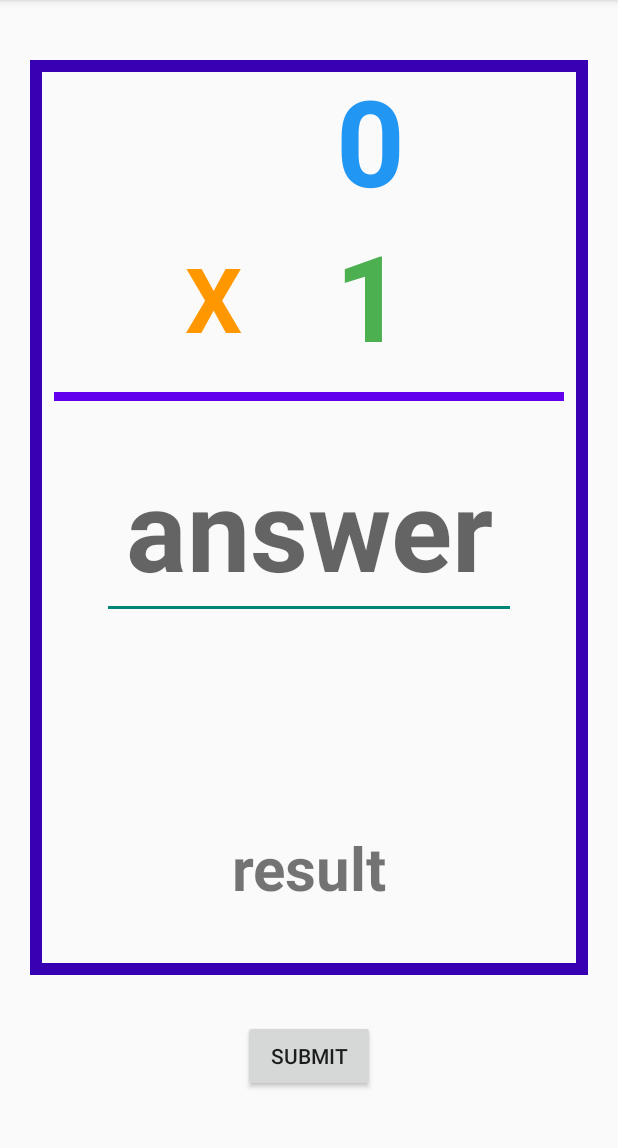
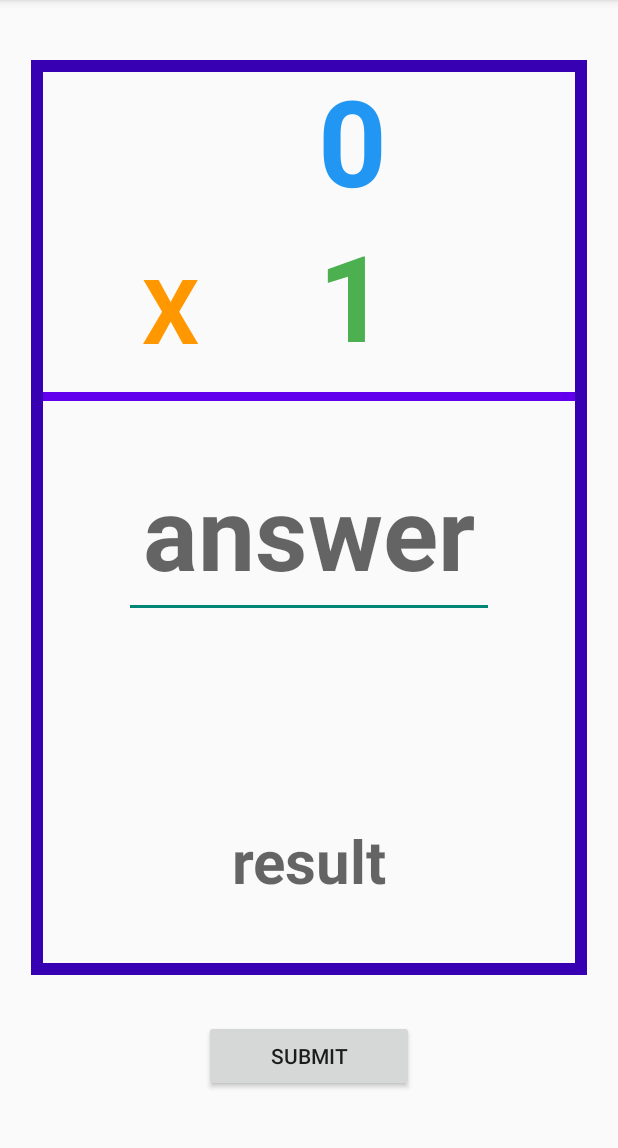
Before and after one commit to jthieme/FlashCardApp, an Android app: the MainActivity screen opened directly, with no data from a screen before it, on a phone screen of 412 x 824 dp, the part 84-1232 px from its top. Run offline under Robolectric (Android 15) with nearby library versions, the phone set to English and light mode, and no system bars; our stand-ins replace Firebase (no records; nobody signed in at launch, a user with empty details on screens opened directly).

Commit message:
Made UI responsive to screen size

```diff
--- a/app/src/main/res/layout/activity_main.xml
+++ b/app/src/main/res/layout/activity_main.xml
@@ -8,88 +8,88 @@
 
     <Button
         android:id="@+id/calculate"
-        android:layout_width="wrap_content"
+        android:layout_width="140dp"
         android:layout_height="wrap_content"
         android:layout_marginTop="30dp"
         android:layout_marginBottom="40dp"
         android:text="submit"
         app:layout_constraintBottom_toBottomOf="parent"
-        app:layout_constraintEnd_toEndOf="parent"
-        app:layout_constraintStart_toStartOf="parent"
+        app:layout_constraintLeft_toRightOf="@id/main_centerLeft"
+        app:layout_constraintRight_toLeftOf="@id/main_centerRight"
         app:layout_constraintTop_toBottomOf="@+id/border" />
 
     <TextView
         android:id="@+id/topNum"
-        android:layout_width="146dp"
+        android:layout_width="0dp"
         android:layout_height="98dp"
-        android:layout_marginEnd="92dp"
         android:text="11"
         android:textAlignment="center"
         android:textColor="#2196F3"
         android:textSize="80dp"
         android:textStyle="bold"
         app:layout_constraintBottom_toTopOf="@+id/bottomNum"
-        app:layout_constraintEnd_toEndOf="parent"
+        app:layout_constraintRight_toLeftOf="@id/main_numRight"
+        app:layout_constraintLeft_toRightOf="@id/main_numLeft"
         app:layout_constraintTop_toTopOf="@+id/border" />
 
     <TextView
 
         android:id="@+id/bottomNum"
-        android:layout_width="124dp"
+        android:layout_width="0dp"
         android:layout_height="106dp"
         android:layout_marginTop="5dp"
-        android:layout_marginEnd="104dp"
         android:text="22"
         android:textAlignment="center"
         android:textColor="#4CAF50"
         android:textSize="80dp"
         android:textStyle="bold"
         app:layout_constraintBottom_toTopOf="@+id/view"
-        app:layout_constraintEnd_toEndOf="parent"
+        app:layout_constraintRight_toLeftOf="@id/main_numRight"
+        app:layout_constraintLeft_toRightOf="@id/main_numLeft"
         app:layout_constraintTop_toBottomOf="@+id/topNum" />
 
     <TextView
         android:id="@+id/operand"
-        android:layout_width="84dp"
+        android:layout_width="0dp"
         android:layout_height="77dp"
-        android:layout_marginTop="20dp"
+        android:layout_marginTop="165dp"
         android:text="X"
         android:textAlignment="center"
         android:textAllCaps="false"
         android:textColor="#FF9800"
         android:textSize="60dp"
         android:textStyle="bold"
-        app:layout_constraintEnd_toStartOf="@+id/bottomNum"
+        app:layout_constraintRight_toLeftOf="@id/main_operandRight"
         app:layout_constraintHorizontal_bias="1.0"
-        app:layout_constraintStart_toStartOf="parent"
-        app:layout_constraintTop_toBottomOf="@+id/topNum" />
+        app:layout_constraintLeft_toRightOf="@id/main_centerLeftDivider"
+        app:layout_constraintTop_toTopOf="parent" />
 
     <EditText
         android:id="@+id/enterAnswer"
-        android:layout_width="276dp"
+        android:layout_width="0dp"
         android:layout_height="115dp"
         android:layout_marginTop="5dp"
         android:ems="10"
         android:hint="answer"
         android:inputType="numberSigned|number"
         android:textAlignment="center"
-        android:textSize="75sp"
+        android:textSize="68sp"
         android:textStyle="bold"
         app:layout_constraintBottom_toTopOf="@+id/result"
-        app:layout_constraintEnd_toEndOf="@+id/border"
-        app:layout_constraintStart_toStartOf="@+id/border"
+        app:layout_constraintRight_toLeftOf="@id/main_centerRightDivider"
+        app:layout_constraintLeft_toRightOf="@id/main_centerLeftDivider"
         app:layout_constraintTop_toBottomOf="@id/view"
         app:layout_constraintVertical_bias="0.153"
         tools:ignore="TouchTargetSizeCheck" />
 
     <View
         android:id="@+id/view"
-        android:layout_width="340dp"
+        android:layout_width="0dp"
         android:layout_height="6dp"
         android:layout_marginTop="12dp"
         android:background="@color/design_default_color_primary"
-        app:layout_constraintEnd_toEndOf="@+id/border"
-        app:layout_constraintStart_toStartOf="@+id/border"
+        app:layout_constraintLeft_toRightOf="@+id/main_centerLeft"
+        app:layout_constraintRight_toLeftOf="@+id/main_centerRight"
         app:layout_constraintTop_toBottomOf="@+id/bottomNum" />
 
     <TextView
@@ -97,31 +97,78 @@
         android:layout_width="0dp"
         android:layout_height="0dp"
         android:layout_gravity="center"
-        android:layout_marginStart="20dp"
         android:layout_marginTop="40dp"
-        android:layout_marginEnd="20dp"
         android:background="@drawable/textview_border"
         android:text=" "
         app:layout_constraintBottom_toTopOf="@+id/calculate"
-        app:layout_constraintEnd_toEndOf="parent"
-        app:layout_constraintStart_toStartOf="parent"
+        app:layout_constraintLeft_toRightOf="@id/main_centerLeft"
+        app:layout_constraintRight_toLeftOf="@id/main_centerRight"
         app:layout_constraintTop_toTopOf="parent"
         app:layout_constraintVertical_bias="0.0"
         tools:ignore="SpeakableTextPresentCheck" />
 
     <TextView
         android:id="@+id/result"
-        android:layout_width="135dp"
-        android:layout_height="85dp"
+        android:layout_width="0dp"
+        android:layout_height="80dp"
         android:layout_marginTop="40dp"
-        android:layout_marginBottom="20dp"
-        android:text="result"
+        android:layout_marginBottom="30dp"
+        android:hint="result"
         android:textAlignment="center"
         android:textSize="40sp"
         android:textStyle="bold"
         app:layout_constraintBottom_toTopOf="@+id/calculate"
-        app:layout_constraintEnd_toEndOf="@+id/border"
-        app:layout_constraintStart_toStartOf="@+id/border"
+        app:layout_constraintLeft_toRightOf="@id/main_centerLeftDivider"
+        app:layout_constraintRight_toLeftOf="@id/main_centerRightDivider"
         app:layout_constraintTop_toBottomOf="@+id/view"
         app:layout_constraintVertical_bias="0.912" />
+
+    <androidx.constraintlayout.widget.Guideline
+        android:id="@+id/main_centerLeft"
+        android:layout_width="wrap_content"
+        android:layout_height="wrap_content"
+        android:orientation="vertical"
+        app:layout_constraintGuide_percent="0.05" />
+
+    <androidx.constraintlayout.widget.Guideline
+        android:id="@+id/main_centerRight"
+        android:layout_width="wrap_content"
+        android:layout_height="wrap_content"
+        android:orientation="vertical"
+        app:layout_constraintGuide_percent="0.95" />
+
+    <androidx.constraintlayout.widget.Guideline
+        android:id="@+id/main_centerLeftDivider"
+        android:layout_width="wrap_content"
+        android:layout_height="wrap_content"
+        android:orientation="vertical"
+        app:layout_constraintGuide_percent="0.20" />
+
+    <androidx.constraintlayout.widget.Guideline
+        android:id="@+id/main_centerRightDivider"
+        android:layout_width="wrap_content"
+        android:layout_height="wrap_content"
+        android:orientation="vertical"
+        app:layout_constraintGuide_percent="0.80" />
+
+    <androidx.constraintlayout.widget.Guideline
+        android:id="@+id/main_operandRight"
+        android:layout_width="wrap_content"
+        android:layout_height="wrap_content"
+        android:orientation="vertical"
+        app:layout_constraintGuide_percent="0.35" />
+
+    <androidx.constraintlayout.widget.Guideline
+        android:id="@+id/main_numLeft"
+        android:layout_width="wrap_content"
+        android:layout_height="wrap_content"
+        android:orientation="vertical"
+        app:layout_constraintGuide_percent="0.44" />
+
+    <androidx.constraintlayout.widget.Guideline
+        android:id="@+id/main_numRight"
+        android:layout_width="wrap_content"
+        android:layout_height="wrap_content"
+        android:orientation="vertical"
+        app:layout_constraintGuide_percent="0.70" />
 </androidx.constraintlayout.widget.ConstraintLayout>
```
Also changed, not shown: app/src/main/res/layout/activity_new_game.xml (+45 -21 lines), app/src/main/res/layout/activity_open_page.xml (+24 -13 lines).
